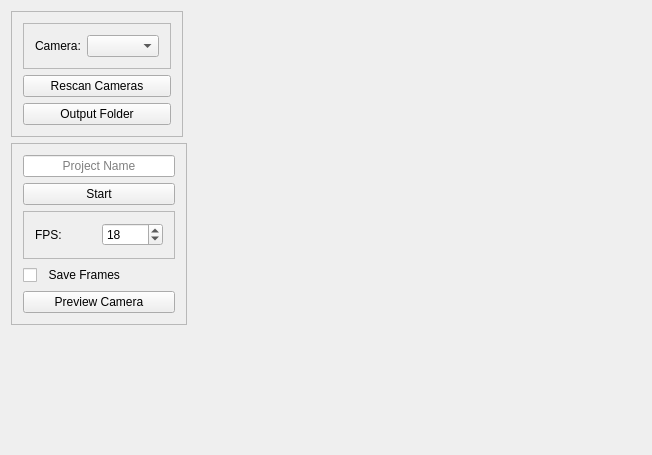
Above: src/forms/mainwindow.ui from vale981/Taevitas before the change. Below: the same form after it.
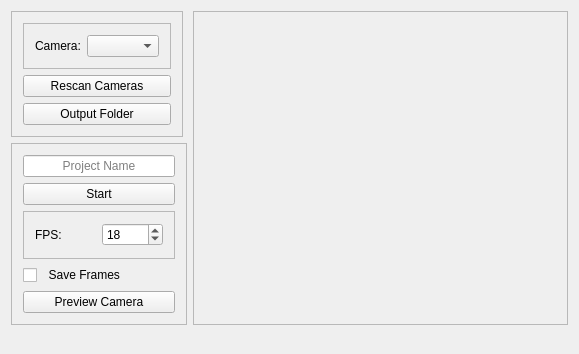
That is the form after the change.

Commit message: dirty_debug

The edit to the form file:
```diff
--- a/src/forms/mainwindow.ui
+++ b/src/forms/mainwindow.ui
@@ -6,8 +6,8 @@
    <rect>
     <x>0</x>
     <y>0</y>
-    <width>652</width>
-    <height>455</height>
+    <width>579</width>
+    <height>354</height>
    </rect>
   </property>
   <property name="sizePolicy">
@@ -124,8 +124,8 @@
       </property>
       <property name="sizeHint" stdset="0">
        <size>
-        <width>20</width>
-        <height>40</height>
+        <width>0</width>
+        <height>0</height>
        </size>
       </property>
      </spacer>
@@ -193,6 +193,15 @@
     </item>
     <item row="0" column="1" rowspan="2">
      <widget class="QLabel" name="preview_widget">
+      <property name="enabled">
+       <bool>false</bool>
+      </property>
+      <property name="frameShape">
+       <enum>QFrame::StyledPanel</enum>
+      </property>
+      <property name="frameShadow">
+       <enum>QFrame::Raised</enum>
+      </property>
       <property name="text">
        <string/>
       </property>
```
The commit also changes 2 other files.
